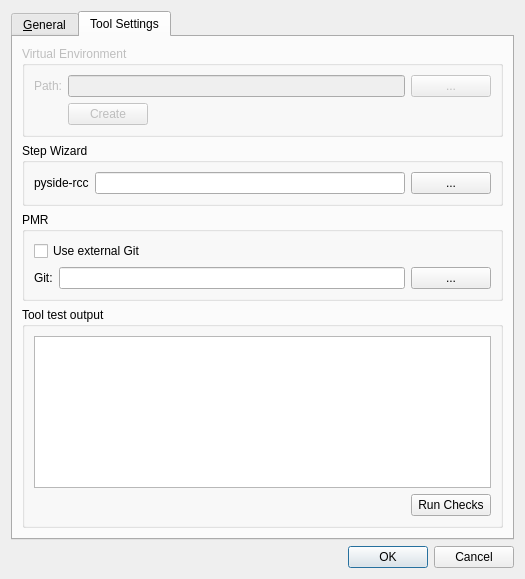
First picture: the form in src/mapclient/view/managers/options/qt/optionsdialog.ui, repository MusculoskeletalAtlasProject/mapclient, before the edit.
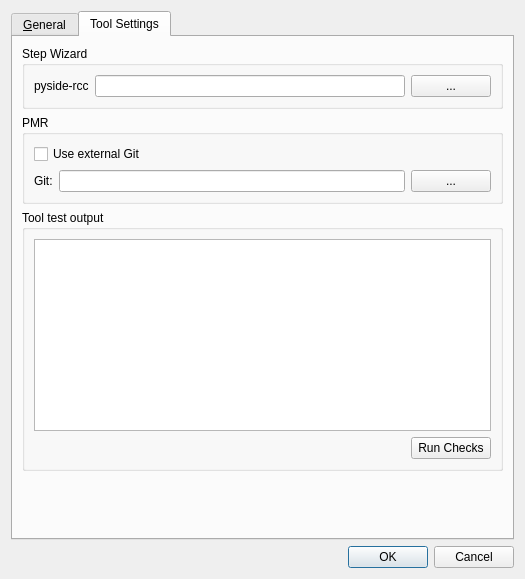
Second picture: the form after the edit.

```diff
--- a/src/mapclient/view/managers/options/qt/optionsdialog.ui
+++ b/src/mapclient/view/managers/options/qt/optionsdialog.ui
@@ -74,76 +74,6 @@
        <string>Tool Settings</string>
       </attribute>
       <layout class="QVBoxLayout" name="verticalLayout_2">
-       <item>
-        <widget class="QGroupBox" name="groupBox_3">
-         <property name="enabled">
-          <bool>false</bool>
-         </property>
-         <property name="title">
-          <string>Virtual Environment</string>
-         </property>
-         <layout class="QGridLayout" name="gridLayout_4">
-          <item row="0" column="0">
-           <widget class="QLabel" name="labelVirtualEnvironmentPath">
-            <property name="text">
-             <string>Path:</string>
-            </property>
-           </widget>
-          </item>
-          <item row="0" column="1">
-           <layout class="QHBoxLayout" name="horizontalLayout_2">
-            <item>
-             <widget class="QLineEdit" name="lineEditVirtualEnvironmentPath">
-              <property name="sizePolicy">
-               <sizepolicy hsizetype="Expanding" vsizetype="Fixed">
-                <horstretch>1</horstretch>
-                <verstretch>0</verstretch>
-               </sizepolicy>
-              </property>
-              <property name="toolTip">
-               <string>The virtual environment path has some restrictions, for instance it cannot have any spaces in it.</string>
-              </property>
-             </widget>
-            </item>
-            <item>
-             <widget class="QPushButton" name="pushButtonVirtualEnvironmentPath">
-              <property name="text">
-               <string>...</string>
-              </property>
-             </widget>
-            </item>
-           </layout>
-          </item>
-          <item row="1" column="1">
-           <layout class="QHBoxLayout" name="horizontalLayout_4">
-            <item>
-             <widget class="QPushButton" name="pushButtonCreate">
-              <property name="toolTip">
-               <string>Create a virtual environment at the virtual environment path</string>
-              </property>
-              <property name="text">
-               <string>Create</string>
-              </property>
-             </widget>
-            </item>
-            <item>
-             <spacer name="horizontalSpacer_2">
-              <property name="orientation">
-               <enum>Qt::Horizontal</enum>
-              </property>
-              <property name="sizeHint" stdset="0">
-               <size>
-                <width>40</width>
-                <height>20</height>
-               </size>
-              </property>
-             </spacer>
-            </item>
-           </layout>
-          </item>
-         </layout>
-        </widget>
-       </item>
        <item>
         <widget class="QGroupBox" name="groupBox_4">
          <property name="title">
```
